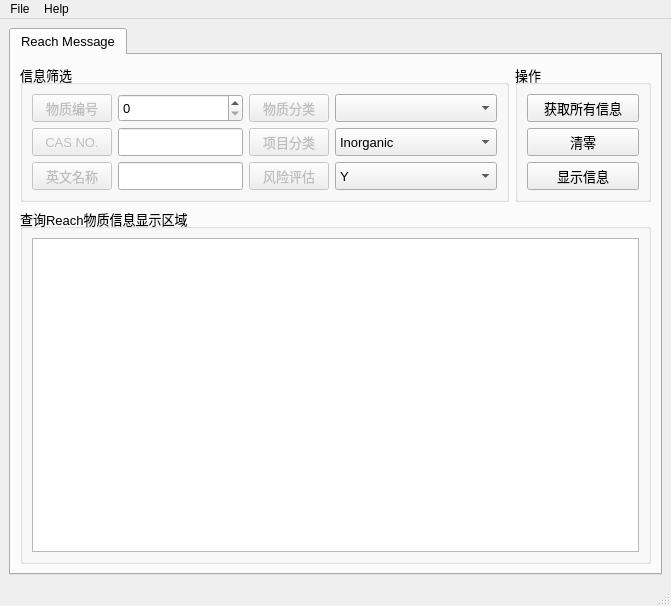
First picture: the form in Operate/GUI/Reach_Operate_Ui.ui, repository chen-huai/work, before the edit.
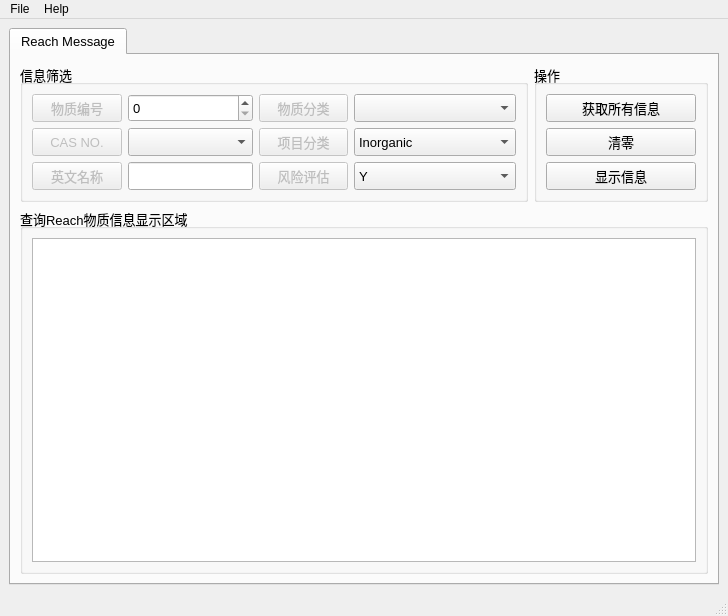
Second picture: the form after the edit. Icons and pictures are not drawn.

Commit message: reach信息搜索

Patch:
```diff
--- a/Operate/GUI/Reach_Operate_Ui.ui
+++ b/Operate/GUI/Reach_Operate_Ui.ui
@@ -6,8 +6,8 @@
    <rect>
     <x>0</x>
     <y>0</y>
-    <width>671</width>
-    <height>606</height>
+    <width>728</width>
+    <height>616</height>
    </rect>
   </property>
   <property name="windowTitle">
@@ -123,19 +123,6 @@
                  </property>
                 </widget>
                </item>
-               <item row="1" column="1">
-                <widget class="QLineEdit" name="lineEdit">
-                 <property name="sizePolicy">
-                  <sizepolicy hsizetype="Expanding" vsizetype="Minimum">
-                   <horstretch>0</horstretch>
-                   <verstretch>0</verstretch>
-                  </sizepolicy>
-                 </property>
-                 <property name="statusTip">
-                  <string>输入Cas No.化学物质编号</string>
-                 </property>
-                </widget>
-               </item>
                <item row="2" column="1">
                 <widget class="QLineEdit" name="lineEdit_1">
                  <property name="sizePolicy">
@@ -336,6 +323,24 @@
                  </item>
                 </widget>
                </item>
+               <item row="1" column="1">
+                <widget class="QComboBox" name="comboBox_4">
+                 <property name="sizePolicy">
+                  <sizepolicy hsizetype="Preferred" vsizetype="Minimum">
+                   <horstretch>0</horstretch>
+                   <verstretch>0</verstretch>
+                  </sizepolicy>
+                 </property>
+                 <property name="statusTip">
+                  <string>选择Cas No.化学物质编号</string>
+                 </property>
+                 <item>
+                  <property name="text">
+                   <string/>
+                  </property>
+                 </item>
+                </widget>
+               </item>
               </layout>
              </widget>
             </item>
@@ -354,11 +359,17 @@
                <item row="2" column="0">
                 <widget class="QPushButton" name="pushButton_1">
                  <property name="sizePolicy">
-                  <sizepolicy hsizetype="Expanding" vsizetype="Minimum">
+                  <sizepolicy hsizetype="Minimum" vsizetype="Minimum">
                    <horstretch>0</horstretch>
                    <verstretch>0</verstretch>
                   </sizepolicy>
                  </property>
+                 <property name="minimumSize">
+                  <size>
+                   <width>150</width>
+                   <height>0</height>
+                  </size>
+                 </property>
                  <property name="statusTip">
                   <string>将所有之前查找的信息清除</string>
                  </property>
@@ -381,11 +392,17 @@
                <item row="0" column="0">
                 <widget class="QPushButton" name="pushButton_2">
                  <property name="sizePolicy">
-                  <sizepolicy hsizetype="Expanding" vsizetype="Minimum">
+                  <sizepolicy hsizetype="Minimum" vsizetype="Minimum">
                    <horstretch>0</horstretch>
                    <verstretch>0</verstretch>
                   </sizepolicy>
                  </property>
+                 <property name="minimumSize">
+                  <size>
+                   <width>150</width>
+                   <height>0</height>
+                  </size>
+                 </property>
                  <property name="statusTip">
                   <string>获取Reach物质信息</string>
                  </property>
@@ -408,11 +425,17 @@
                <item row="3" column="0">
                 <widget class="QPushButton" name="pushButton_3">
                  <property name="sizePolicy">
-                  <sizepolicy hsizetype="Expanding" vsizetype="Minimum">
+                  <sizepolicy hsizetype="Minimum" vsizetype="Minimum">
                    <horstretch>0</horstretch>
                    <verstretch>0</verstretch>
                   </sizepolicy>
                  </property>
+                 <property name="minimumSize">
+                  <size>
+                   <width>150</width>
+                   <height>0</height>
+                  </size>
+                 </property>
                  <property name="statusTip">
                   <string>根据内容或编号查找Reach物质的信息</string>
                  </property>
@@ -478,7 +501,7 @@
     <rect>
      <x>0</x>
      <y>0</y>
-     <width>671</width>
+     <width>728</width>
      <height>23</height>
     </rect>
    </property>
```
The commit also changes 2 other files.
